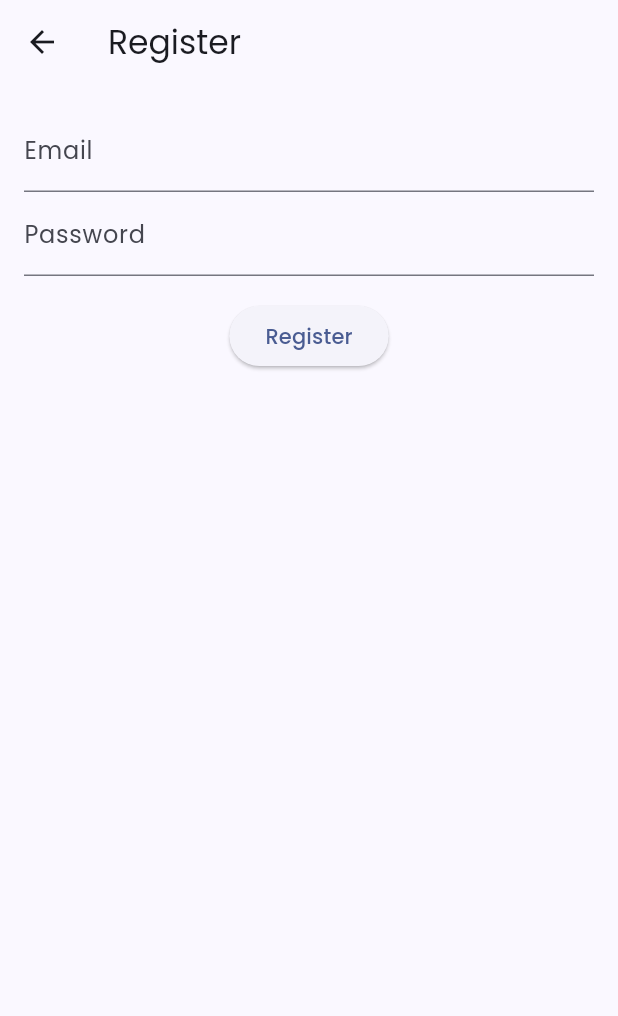
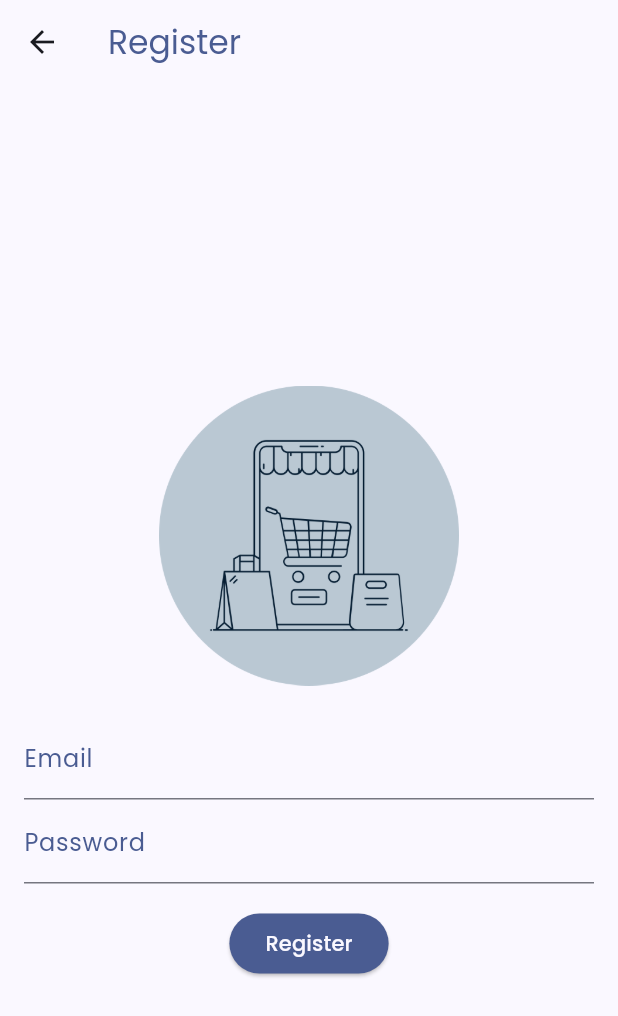
Before and after one commit to ebroahmed/e_commerce_flutter_app, a Flutter app: the RegisterScreen screen opened directly, on a phone screen of 412 x 824 dp. Shown: the top 1016 px of the screen. Run offline on Flutter 3.47's test engine with Material 3 defaults, Android fonts, the phone set to English and light mode, and no system bars; our stand-ins replace firebase_auth, firebase_core, flutter_riverpod, google_fonts; accounts and stored records are empty.

Commit message:
register screen ui updated

```diff
--- a/lib/screens/register_screen.dart
+++ b/lib/screens/register_screen.dart
@@ -11,35 +11,60 @@ class RegisterScreen extends ConsumerWidget {
   @override
   Widget build(BuildContext context, WidgetRef ref) {
     return Scaffold(
-      appBar: AppBar(title: Text("Register")),
+      appBar: AppBar(
+        title: Text(
+          "Register",
+          style: TextStyle(color: Theme.of(context).colorScheme.primary),
+        ),
+      ),
       body: Padding(
         padding: EdgeInsets.all(16),
         child: Column(
+          mainAxisAlignment: MainAxisAlignment.center,
           children: [
+            Container(
+              margin: EdgeInsets.only(top: 30, bottom: 20, left: 20, right: 20),
+              width: 200,
+              child: Image.asset('assets/images/ecommerce.png'),
+            ),
             TextField(
               controller: emailController,
-              decoration: InputDecoration(labelText: "Email"),
+              decoration: InputDecoration(
+                labelText: "Email",
+                labelStyle: TextStyle(
+                  color: Theme.of(context).colorScheme.primary,
+                ),
+              ),
             ),
             TextField(
               controller: passwordController,
-              decoration: InputDecoration(labelText: "Password"),
+              decoration: InputDecoration(
+                labelText: "Password",
+                labelStyle: TextStyle(
+                  color: Theme.of(context).colorScheme.primary,
+                ),
+              ),
               obscureText: true,
             ),
             SizedBox(height: 16),
             ElevatedButton(
+              style: ElevatedButton.styleFrom(
+                foregroundColor: Theme.of(context).colorScheme.surface,
+                backgroundColor: Theme.of(context).colorScheme.primary,
+              ),
               onPressed: () async {
                 try {
                   await ref
                       .read(authRepositoryProvider)
                       .register(emailController.text, passwordController.text);
 
-                  // ✅ Logout to force login manually
+                  // Logout to force login manually
                   await ref.read(authRepositoryProvider).logout();
 
-                  // ✅ Navigate back to login screen
+                  // Navigate back to login screen
                   Navigator.pop(context);
 
-                  // Optional: Show message
+                  //  Show message
                   ScaffoldMessenger.of(context).showSnackBar(
                     SnackBar(content: Text('Account created! Please login.')),
                   );
```
